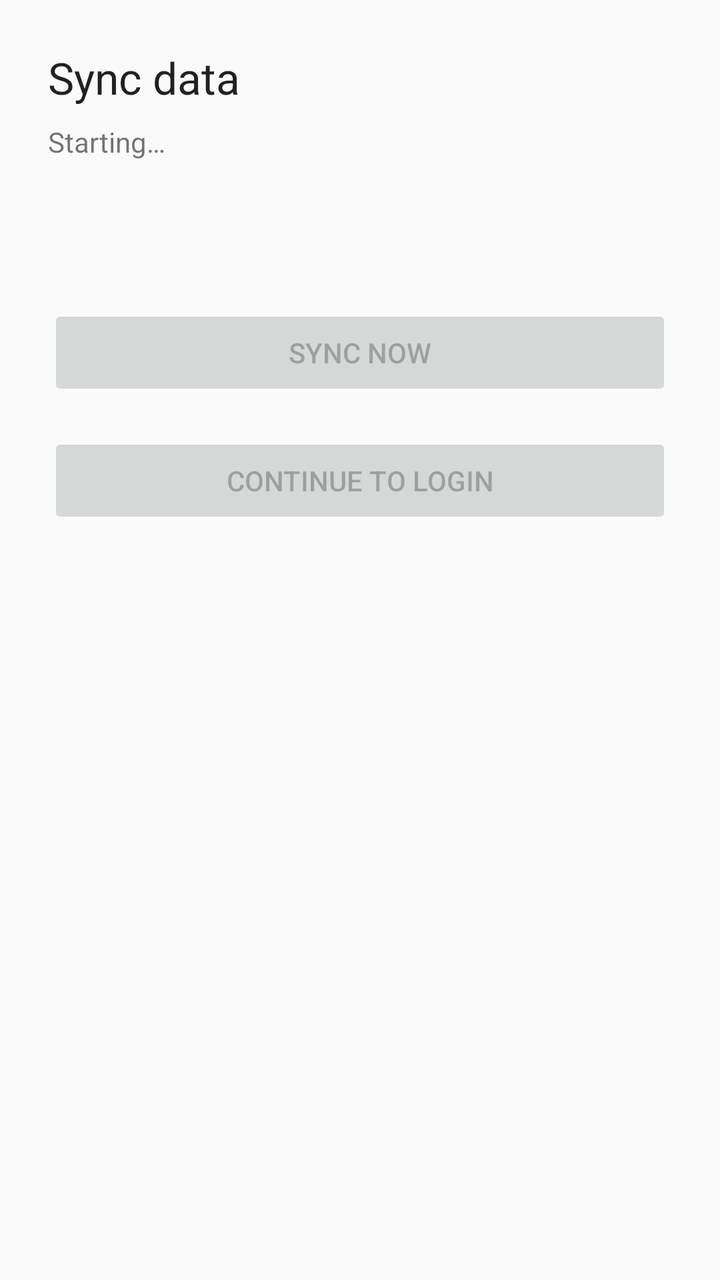
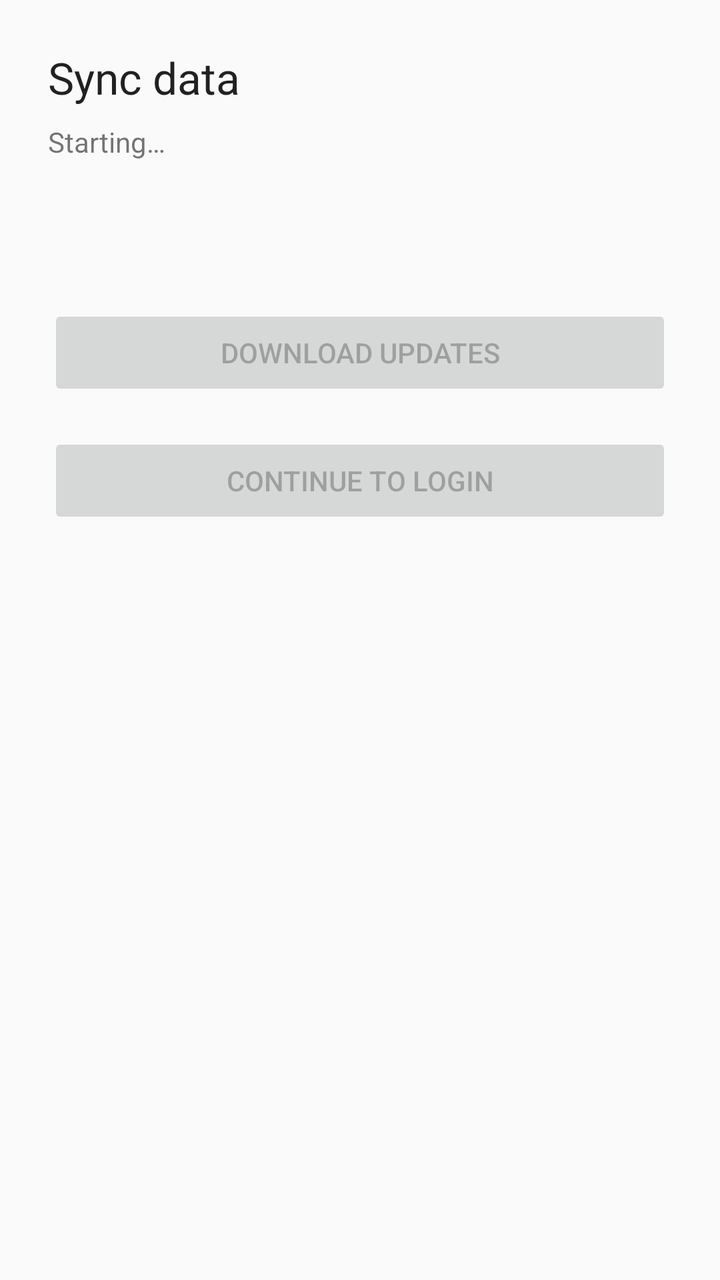

The first picture is an Android layout as it rendered before a commit; the second is the same layout after the commit. The layout source and the unified diff follow.
<!-- AndroidManifest.xml: application theme Theme.OperationsRider -->
<!-- res/layout/activity_landing.xml -->
<?xml version="1.0" encoding="utf-8"?>
<LinearLayout xmlns:android="http://schemas.android.com/apk/res/android"
    android:layout_width="match_parent"
    android:layout_height="match_parent"
    android:orientation="vertical"
    android:padding="24dp">

    <TextView
        android:layout_width="match_parent"
        android:layout_height="wrap_content"
        android:paddingBottom="8dp"
        android:text="@string/landing_title"
        android:textAppearance="?android:attr/textAppearanceLarge" />

    <TextView
        android:id="@+id/landing_status"
        android:layout_width="match_parent"
        android:layout_height="wrap_content"
        android:paddingBottom="8dp"
        android:text="@string/landing_status_starting" />

    <ProgressBar
        android:id="@+id/landing_progress"
        style="?android:attr/progressBarStyle"
        android:layout_width="wrap_content"
        android:layout_height="wrap_content"
        android:layout_gravity="center_horizontal"
        android:layout_marginBottom="16dp"
        android:visibility="visible" />

    <Button
        android:id="@+id/sync_button"
        android:layout_width="match_parent"
        android:layout_height="wrap_content"
        android:enabled="false"
        android:text="@string/landing_sync" />

    <ScrollView
        android:layout_width="match_parent"
        android:layout_height="wrap_content"
        android:layout_marginTop="8dp"
        android:fillViewport="true"
        android:visibility="gone"
        android:id="@+id/sync_error_scroll">

        <TextView
            android:id="@+id/sync_error"
            android:layout_width="match_parent"
            android:layout_height="wrap_content"
            android:textColor="#B00020"
            android:textIsSelectable="true" />
    </ScrollView>

    <Button
        android:id="@+id/continue_button"
        android:layout_width="match_parent"
        android:layout_height="wrap_content"
        android:layout_marginTop="16dp"
        android:enabled="false"
        android:text="@string/landing_continue" />
</LinearLayout>
<!-- resources referenced by this layout -->
<resources>
  <string name="landing_continue">Continue to login</string>
  <string name="landing_status_starting">Starting…</string>
  <string name="landing_sync">Sync now</string>
  <string name="landing_title">Sync data</string>
  <style name="Theme.OperationsRider" parent="Theme.AppCompat.Light.NoActionBar" />
</resources>

<!-- the commit's change to res/layout/activity_landing.xml (unified diff, before → after) -->
@@ -27,6 +27,14 @@
         android:layout_gravity="center_horizontal"
         android:layout_marginBottom="16dp"
         android:visibility="visible" />
+
+    <Button
+        android:id="@+id/update_button"
+        android:layout_width="match_parent"
+        android:layout_height="wrap_content"
+        android:layout_marginBottom="12dp"
+        android:text="@string/landing_update_button"
+        android:visibility="gone" />
 
     <Button
         android:id="@+id/sync_button"
<!-- resource entries referenced after the edit -->
@@ -2,8 +2,9 @@
 <resources>
   <string name="landing_continue">Continue to login</string>
   <string name="landing_status_starting">Starting…</string>
-  <string name="landing_sync">Sync now</string>
+  <string name="landing_sync">Download updates</string>
   <string name="landing_title">Sync data</string>
+  <string name="landing_update_button">Install update</string>
   <style name="Theme.OperationsRider" parent="Theme.AppCompat.Light.NoActionBar" />
 </resources>
 
